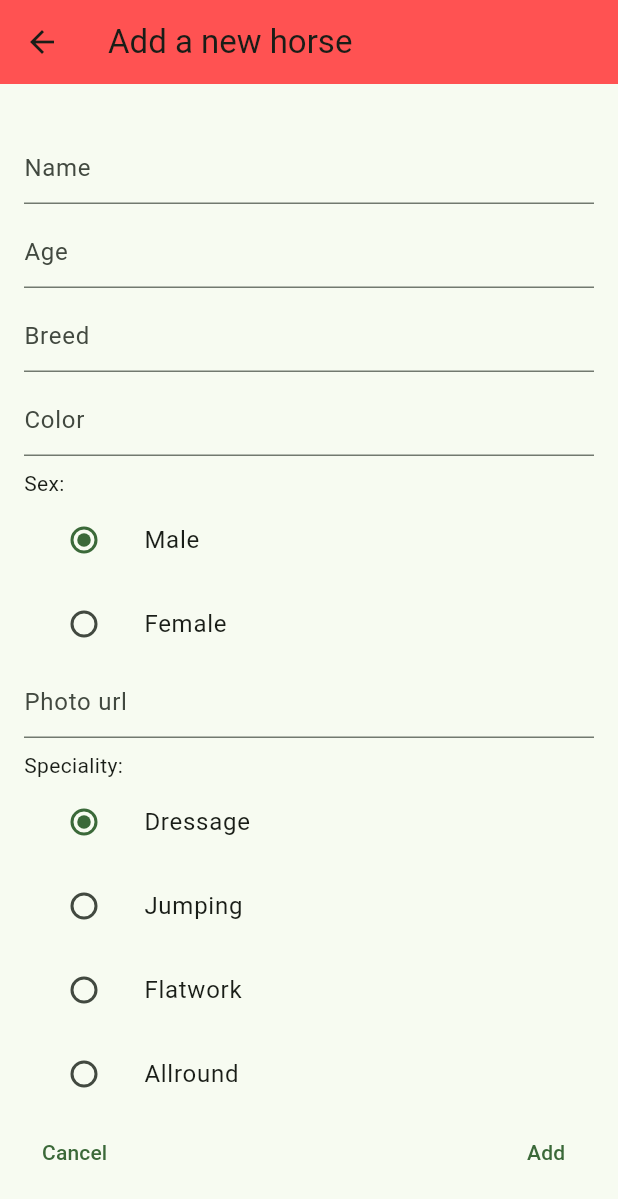
After one commit to alxesv/L2_Paris_Chevaux, a Flutter app: the HorseFormPage screen opened directly, on a phone screen of 412 x 824 dp. The commit adds this screen. Shown: the top 1199 px of the screen. Run offline on Flutter 3.47's test engine with Material 2 defaults, Android fonts, the phone set to English and light mode, and no system bars; our stand-ins replace flutter_dotenv; missing offline and left inert: mongo_dart.

Commit message:
Horse list

```diff
--- a/lib/main.dart
+++ b/lib/main.dart
@@ -1,5 +1,6 @@
 import 'package:flutter/material.dart';
 import 'package:flutter_dotenv/flutter_dotenv.dart';
+import 'package:projet_chevaux/pages/horse_form.dart';
 import 'package:projet_chevaux/pages/horseslist.dart';
 import 'package:projet_chevaux/pages/userslist.dart';
 import '../pages/start.dart';
@@ -48,6 +49,6 @@ class MyHomePage extends StatefulWidget {
 class _MyHomePageState extends State<MyHomePage> {
   @override
   Widget build(BuildContext context) {
-    return const HorsesList();
+    return  HorsesList();
   }
 }
--- a/lib/models/horse.dart
+++ b/lib/models/horse.dart
@@ -8,7 +8,7 @@ class Horse {
   final String color;
   final String sex;
   final String photo;
-  final Enum speciality;
+  final String speciality;
 
   const Horse(this.id, this.name, this.age, this.breed, this.color, this.sex, this.photo, this.speciality);
 
@@ -26,7 +26,7 @@ class Horse {
   }
 
   Horse.fromMap(Map<String, dynamic> map)
-      : id = map['id'],
+      : id = map['_id'],
         name = map['name'],
         age = map['age'],
         breed = map['breed'],
--- a/lib/models/lesson.dart
+++ b/lib/models/lesson.dart
@@ -24,7 +24,7 @@ class Lesson {
     }
 
   Lesson.fromMap(Map<String, dynamic> map)
-      : id = map['id'],
+      : id = map['_id'],
         name = map['name'],
         terrain = map['terrain'],
         date = map['date'],
--- a/lib/models/meeting.dart
+++ b/lib/models/meeting.dart
@@ -50,7 +50,7 @@ class Comments {
     }
 
   Comments.fromMap(Map<String, dynamic> map)
-      : id = map['id'],
+      : id = map['_id'],
         comment = map['comment'],
         author = map['author'],
         datetime = map['datetime'];
--- a/lib/models/tournament.dart
+++ b/lib/models/tournament.dart
@@ -25,7 +25,7 @@ class Tournament {
     }
 
   Tournament.fromMap(Map<String, dynamic> map)
-      : id = map['id'],
+      : id = map['_id'],
         name = map['name'],
         address = map['address'],
         photo = map['photo'],
--- /dev/null
+++ b/lib/pages/horse_form.dart
@@ -0,0 +1,270 @@
+import 'package:flutter/material.dart';
+import 'package:flutter/services.dart';
+import 'package:intl/intl.dart';
+import 'package:mongo_dart/mongo_dart.dart' as M;
+import '../service/horses/horse_crud.dart';
+import '../models/horse.dart';
+
+String sex = "male";
+String speciality = "sprint";
+
+class HorseFormPage extends StatelessWidget {
+  HorseFormPage({Key? key}) : super(key: key);
+  final _formKey = GlobalKey<FormState>();
+
+  final TextEditingController _nameController = TextEditingController();
+  final TextEditingController _ageController = TextEditingController();
+  final TextEditingController _breedController = TextEditingController();
+  final TextEditingController _colorController = TextEditingController();
+  final TextEditingController _photoController = TextEditingController();
+
+
+  _insert() async {
+    var horse = Horse(
+        M.ObjectId(),
+        _nameController.text,
+        int.parse(_ageController.text),
+        _breedController.text,
+        _colorController.text,
+        sex,
+        _photoController.text,
+        speciality
+
+    );
+    await insertHorse(horse);
+  }
+
+
+  @override
+  Widget build(BuildContext context) {
+
+    return Scaffold(
+      appBar: AppBar(
+        title: const Text('Add a new horse'),
+        backgroundColor: Colors.redAccent,
+      ),
+      body: Center(
+        child: ListView(
+          shrinkWrap: true,
+          padding: const EdgeInsets.all(16),
+          children: [
+            Form(
+              key: _formKey,
+              child: Column(
+                  crossAxisAlignment: CrossAxisAlignment.start,
+                  children: [
+                    TextFormField(
+                        controller: _nameController,
+                        decoration: const InputDecoration(hintText: "Name"),
+                        // The validator receives the text that the user has entered.
+                        validator: (value) {
+                          if (value == null || value.isEmpty) {
+                            return 'Please enter some text';
+                          }
+                          return null;
+                        }),
+                    const SizedBox(height: 8),
+                    TextFormField(
+                        inputFormatters: <TextInputFormatter>[
+                          FilteringTextInputFormatter.digitsOnly
+                        ],
+                        controller: _ageController,
+                        decoration: const InputDecoration(hintText: "Age"),
+                        keyboardType: TextInputType.number,
+                        // The validator receives the text that the user has entered.
+                        validator: (value) {
+                          if (value == null || value.isEmpty) {
+                            return 'Please enter some text';
+                          }
+                          return null;
+                        }),
+                    const SizedBox(height: 8),
+                    TextFormField(
+                        controller: _breedController,
+                        decoration: const InputDecoration(hintText: "Breed"),
+                        // The validator receives the text that the user has entered.
+                        validator: (value) {
+                          if (value == null || value.isEmpty) {
+                            return 'Please enter some text';
+                          }
+                          return null;
+                        }),
+                    const SizedBox(height: 8),
+                    TextFormField(
+                        controller: _colorController,
+                        decoration: const InputDecoration(hintText: "Color"),
+                        // The validator receives the text that the user has entered.
+                        validator: (value) {
+                          if (value == null || value.isEmpty) {
+                            return 'Please enter some text';
+                          }
+                          return null;
+                        }),
+                    const SizedBox(height: 8),
+                    const RadioSelectSex(),
+                    TextFormField(
+                        controller: _photoController,
+                        decoration: const InputDecoration(hintText: "Photo url"),
+                        // The validator receives the text that the user has entered.
+                        validator: (value) {
+                          if (value == null || value.isEmpty) {
+                            return 'Please enter some text';
+                          }
+                          return null;
+                        }),
+                    const SizedBox(height: 8),
+                    const RadioSelectSpeciality()
+                  ]),
+            ),
+            Row(
+              mainAxisAlignment: MainAxisAlignment.spaceBetween,
+              children: [
+                TextButton(
+                  onPressed: () {
+                    Navigator.pop(context, 'Cancel');
+                  },
+                  child: const Text('Cancel'),
+                ),
+                TextButton(
+                  onPressed: () {
+                    if (_formKey.currentState!.validate()) {
+                      _formKey.currentState?.save();
+                      _insert();
+                      Navigator.pop(context, 'Add');
+                    }
+                    _formKey.currentState?.reset();
+                  },
+                  child: const Text("Add"),
+                ),
+              ],
+            ),
+          ],
+        ),
+      ),
+    );
+
+  }
+}
+enum SexType { male, female }
+
+class RadioSelectSex extends StatefulWidget{
+  const RadioSelectSex({super.key});
+
+  @override
+  _RadioSelectSexState createState() => _RadioSelectSexState();
+}
+
+class _RadioSelectSexState extends State<RadioSelectSex> {
+  SexType? _type = SexType.male;
+
+  @override
+  Widget build(BuildContext context) {
+    return Wrap(
+      children: <Widget>[
+        const Row(
+          children: <Widget>[
+            Text('Sex: '),
+          ],
+        ),
+        ListTile(
+          title: const Text('Male'),
+          leading: Radio<SexType>(
+            value: SexType.male,
+            groupValue: _type,
+            onChanged: (SexType? value) {
+              setState(() {
+                _type = value;
+              });
+            },
+          ),
+        ),
+        ListTile(
+          title: const Text('Female'),
+          leading: Radio<SexType>(
+            value: SexType.female,
+            groupValue: _type,
+            onChanged: (SexType? value) {
+              setState(() {
+                _type = value;
+              });
+            },
+          ),
+        ),
+      ],
+    );
+  }
+}
+
+enum SpecialityType { dressage, jumping, flatwork, allround }
+
+class RadioSelectSpeciality extends StatefulWidget{
+  const RadioSelectSpeciality({super.key});
+
+  @override
+  _RadioSelectSpecialityState createState() => _RadioSelectSpecialityState();
+}
+
+class _RadioSelectSpecialityState extends State<RadioSelectSpeciality> {
+  SpecialityType? _type = SpecialityType.dressage;
+
+  @override
+  Widget build(BuildContext context) {
+    return Wrap(
+      children: <Widget>[
+        const Row(
+          children: <Widget>[
+            Text('Speciality: '),
+          ],
+        ),
+        ListTile(
+          title: const Text('Dressage'),
+          leading: Radio<SpecialityType>(
+            value: SpecialityType.dressage,
+            groupValue: _type,
+            onChanged: (SpecialityType? value) {
+              setState(() {
+                _type = value;
+              });
+            },
+          ),
+        ),
+        ListTile(
+          title: const Text('Jumping'),
+          leading: Radio<SpecialityType>(
+            value: SpecialityType.jumping,
+            groupValue: _type,
+            onChanged: (SpecialityType? value) {
+              setState(() {
+                _type = value;
+              });
+            },
+          ),
+        ),
+        ListTile(
+          title: const Text('Flatwork'),
+          leading: Radio<SpecialityType>(
+            value: SpecialityType.flatwork,
+            groupValue: _type,
+            onChanged: (SpecialityType? value) {
+              setState(() {
+                _type = value;
+              });
+            },
+          ),
+        ),
+        ListTile(
+          title: const Text('Allround'),
+          leading: Radio<SpecialityType>(
+            value: SpecialityType.allround,
+            groupValue: _type,
+            onChanged: (SpecialityType? value) {
+              setState(() {
+                _type = value;
+              });
+            },
+          ),
+        ),
+      ],
+    );
+  }
+}
--- /dev/null
+++ b/lib/service/horses/horse_crud.dart
@@ -0,0 +1,8 @@
+import 'package:projet_chevaux/database/database.dart';
+
+import '../../models/horse.dart';
+
+
+insertHorse(Horse horse) async {
+  await MongoDatabase.horseCollection.insertAll([horse.toMap()]);
+}
```
